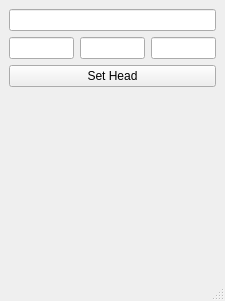
The window that view.ui (oventd/AutoFaceRigAI) describes before a commit, drawn with Qt 5.
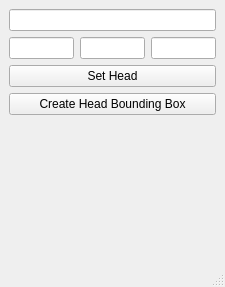
The same window after the commit.

Commit message: create bounding box developed

Patch:
```diff
--- a/view.ui
+++ b/view.ui
@@ -7,7 +7,7 @@
     <x>0</x>
     <y>0</y>
     <width>225</width>
-    <height>301</height>
+    <height>287</height>
    </rect>
   </property>
   <property name="windowTitle">
@@ -54,6 +54,13 @@
       </property>
      </widget>
     </item>
+    <item>
+     <widget class="QPushButton" name="create_head_bb_button">
+      <property name="text">
+       <string>Create Head Bounding Box</string>
+      </property>
+     </widget>
+    </item>
     <item>
      <spacer name="verticalSpacer">
       <property name="orientation">
```
Left out of the diff: 2 changed lines with no effect on the pictures. The commit also changes 3 other files.
